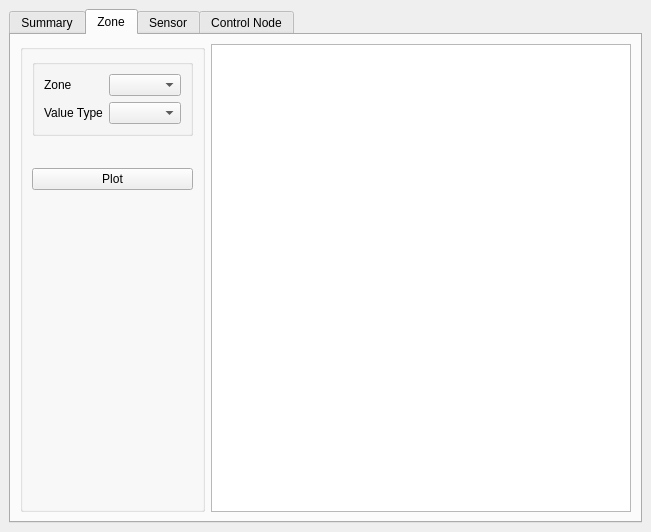
The window that Forms/main.ui (JosephEoff/Mud-Py-Analyser) describes before a commit, drawn with Qt 5.
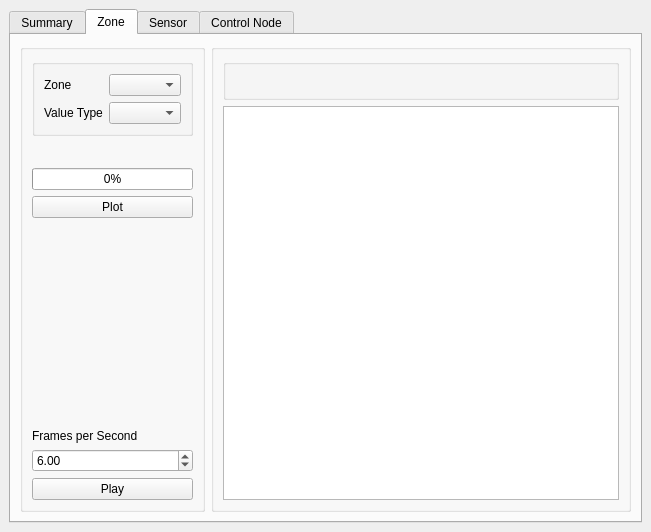
The same window after the commit. Custom widgets are drawn as their Qt base class.

Commit message: Added progress bar and playback speed setting.

```diff
--- a/Forms/main.ui
+++ b/Forms/main.ui
@@ -134,6 +134,13 @@
                    </property>
                   </widget>
                  </item>
+                 <item>
+                  <widget class="QProgressBar" name="progressBarZonePlot">
+                   <property name="value">
+                    <number>0</number>
+                   </property>
+                  </widget>
+                 </item>
                  <item>
                   <widget class="QPushButton" name="pushButtonPlotZone">
                    <property name="text">
@@ -154,19 +161,77 @@
                    </property>
                   </spacer>
                  </item>
+                 <item>
+                  <widget class="QLabel" name="label">
+                   <property name="text">
+                    <string>Frames per Second</string>
+                   </property>
+                  </widget>
+                 </item>
+                 <item>
+                  <widget class="QDoubleSpinBox" name="doubleSpinBoxZonePlayHoursPerSecond">
+                   <property name="minimum">
+                    <double>0.500000000000000</double>
+                   </property>
+                   <property name="maximum">
+                    <double>48.000000000000000</double>
+                   </property>
+                   <property name="value">
+                    <double>6.000000000000000</double>
+                   </property>
+                  </widget>
+                 </item>
+                 <item>
+                  <widget class="QPushButton" name="pushButtonZonePlay">
+                   <property name="text">
+                    <string>Play</string>
+                   </property>
+                  </widget>
+                 </item>
                 </layout>
                </item>
               </layout>
              </widget>
             </item>
             <item>
-             <widget class="ImageView" name="zonePlot">
-              <property name="sizePolicy">
-               <sizepolicy hsizetype="Expanding" vsizetype="Expanding">
-                <horstretch>0</horstretch>
-                <verstretch>0</verstretch>
-               </sizepolicy>
+             <widget class="QGroupBox" name="groupBoxZonePlots">
+              <property name="title">
+               <string/>
               </property>
+              <layout class="QVBoxLayout" name="verticalLayout">
+               <item>
+                <widget class="QGroupBox" name="groupBoxZonePlotHeader">
+                 <property name="title">
+                  <string/>
+                 </property>
+                 <layout class="QGridLayout" name="gridLayout">
+                  <item row="0" column="0">
+                   <widget class="QLabel" name="labelZonePlotDateTime">
+                    <property name="sizePolicy">
+                     <sizepolicy hsizetype="Minimum" vsizetype="Fixed">
+                      <horstretch>0</horstretch>
+                      <verstretch>0</verstretch>
+                     </sizepolicy>
+                    </property>
+                    <property name="text">
+                     <string/>
+                    </property>
+                   </widget>
+                  </item>
+                 </layout>
+                </widget>
+               </item>
+               <item>
+                <widget class="ImageView" name="zonePlot">
+                 <property name="sizePolicy">
+                  <sizepolicy hsizetype="Expanding" vsizetype="Expanding">
+                   <horstretch>0</horstretch>
+                   <verstretch>0</verstretch>
+                  </sizepolicy>
+                 </property>
+                </widget>
+               </item>
+              </layout>
              </widget>
             </item>
            </layout>
```
The commit also changes 4 other files.
